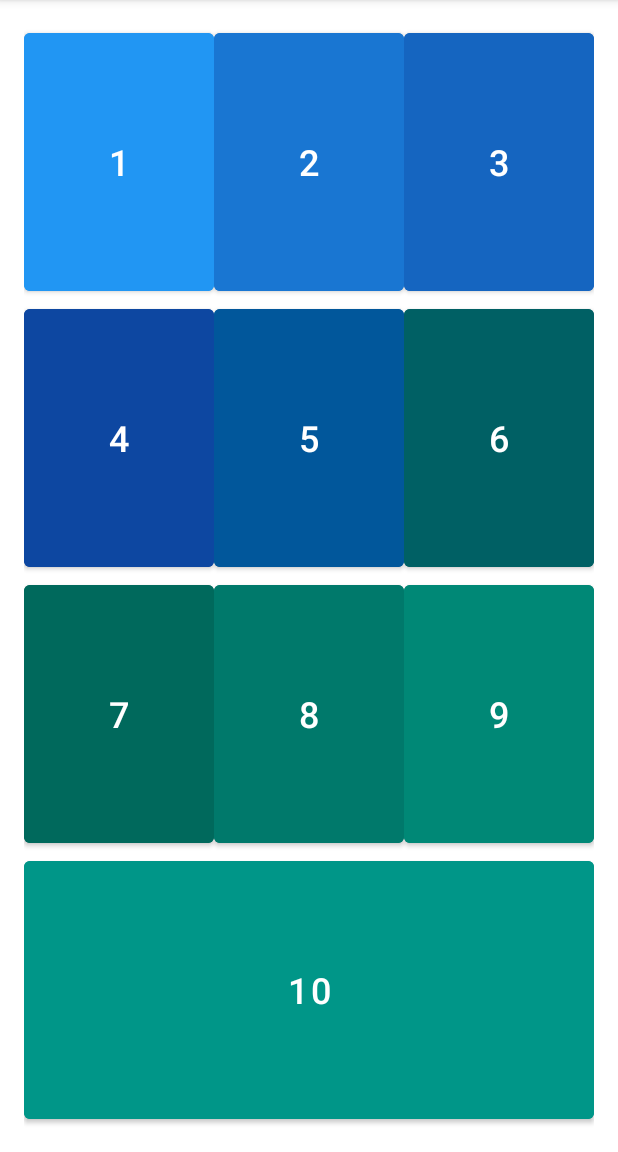
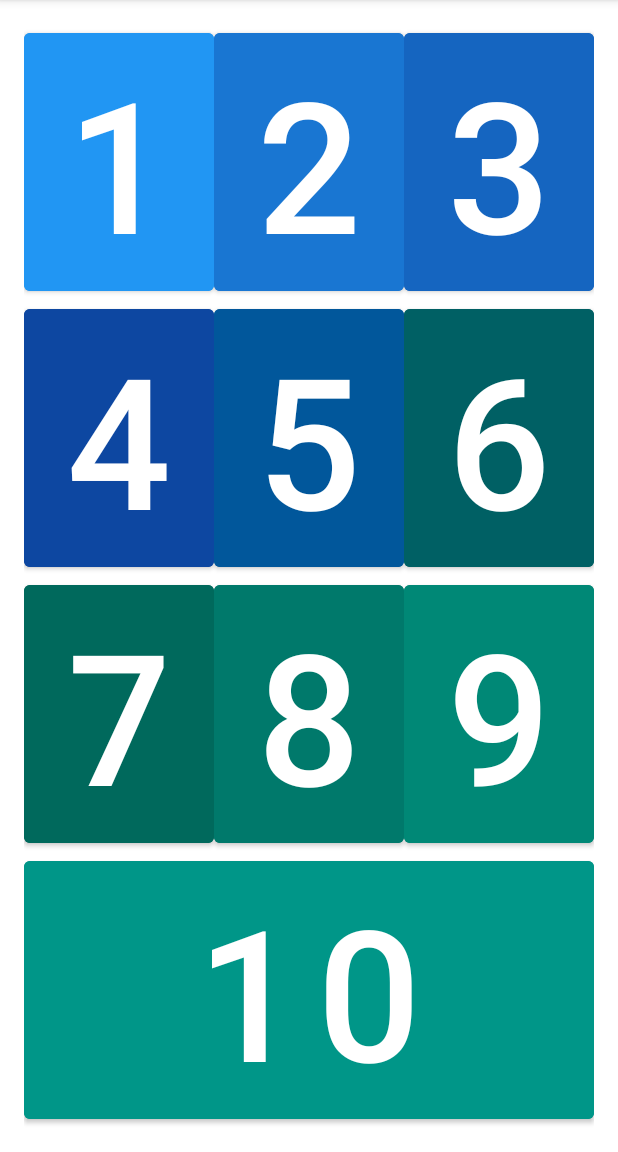
Before and after one commit to hilariocamachomore/MarinaAprendeAMultiplicar, an Android app: the ElegirTablaAprenderActivity screen opened directly, with no data from a screen before it, on a phone screen of 412 x 824 dp, the part 84-1236 px from its top. Run offline under Robolectric (Android 15) with nearby library versions, the light colour scheme and no system bars.

Commit message:
initial commit

```diff
--- a/app/src/main/AndroidManifest.xml
+++ b/app/src/main/AndroidManifest.xml
@@ -17,7 +17,8 @@
             android:exported="false" />
         <activity
             android:name=".AprenderTablaActivity"
-            android:exported="false" />
+            android:exported="false"
+            android:theme="@style/AppTheme.FullScreen" />
         <activity
             android:name=".ElegirTablaAprenderActivity"
             android:exported="true" />
--- a/app/src/main/res/layout/activity_elegir_tabla_aprender.xml
+++ b/app/src/main/res/layout/activity_elegir_tabla_aprender.xml
@@ -8,21 +8,27 @@
 
     <Button
         android:id="@+id/button1"
+        android:layout_rowWeight="1"
+        android:layout_columnWeight="1"
+        android:backgroundTint="@color/blue_1"
         android:text="1"
-        android:textSize="24sp"
-        android:backgroundTint="@color/blue_1"
         android:textColor="@color/white"
-        android:layout_columnWeight="1"
-        android:layout_rowWeight="1"/>
+        android:autoSizeTextType="uniform"
+        android:autoSizeMinTextSize="8sp"
+        android:autoSizeMaxTextSize="200sp"
+        android:autoSizeStepGranularity="2sp"/>
 
     <Button
         android:id="@+id/button2"
         android:text="2"
-        android:textSize="24sp"
         android:backgroundTint="@color/blue_2"
         android:textColor="@color/white"
         android:layout_columnWeight="1"
-        android:layout_rowWeight="1"/>
+        android:layout_rowWeight="1"
+        android:autoSizeTextType="uniform"
+        android:autoSizeMinTextSize="8sp"
+        android:autoSizeMaxTextSize="200sp"
+        android:autoSizeStepGranularity="2sp"/>
 
     <Button
         android:id="@+id/button3"
@@ -31,7 +37,11 @@
         android:backgroundTint="@color/blue_3"
         android:textColor="@color/white"
         android:layout_columnWeight="1"
-        android:layout_rowWeight="1"/>
+        android:layout_rowWeight="1"
+        android:autoSizeTextType="uniform"
+        android:autoSizeMinTextSize="8sp"
+        android:autoSizeMaxTextSize="200sp"
+        android:autoSizeStepGranularity="2sp"/>
 
     <Button
         android:id="@+id/button4"
@@ -40,7 +50,11 @@
         android:backgroundTint="@color/blue_4"
         android:textColor="@color/white"
         android:layout_columnWeight="1"
-        android:layout_rowWeight="1"/>
+        android:layout_rowWeight="1"
+        android:autoSizeTextType="uniform"
+        android:autoSizeMinTextSize="8sp"
+        android:autoSizeMaxTextSize="200sp"
+        android:autoSizeStepGranularity="2sp"/>
 
     <Button
         android:id="@+id/button5"
@@ -49,7 +63,11 @@
         android:backgroundTint="@color/blue_5"
         android:textColor="@color/white"
         android:layout_columnWeight="1"
-        android:layout_rowWeight="1"/>
+        android:layout_rowWeight="1"
+        android:autoSizeTextType="uniform"
+        android:autoSizeMinTextSize="8sp"
+        android:autoSizeMaxTextSize="200sp"
+        android:autoSizeStepGranularity="2sp"/>
 
     <Button
         android:id="@+id/button6"
@@ -58,7 +76,11 @@
         android:backgroundTint="@color/blue_6"
         android:textColor="@color/white"
         android:layout_columnWeight="1"
-        android:layout_rowWeight="1"/>
+        android:layout_rowWeight="1"
+        android:autoSizeTextType="uniform"
+        android:autoSizeMinTextSize="8sp"
+        android:autoSizeMaxTextSize="200sp"
+        android:autoSizeStepGranularity="2sp"/>
 
     <Button
         android:id="@+id/button7"
@@ -67,7 +89,11 @@
         android:backgroundTint="@color/blue_7"
         android:textColor="@color/white"
         android:layout_columnWeight="1"
-        android:layout_rowWeight="1"/>
+        android:layout_rowWeight="1"
+        android:autoSizeTextType="uniform"
+        android:autoSizeMinTextSize="8sp"
+        android:autoSizeMaxTextSize="200sp"
+        android:autoSizeStepGranularity="2sp"/>
 
     <Button
         android:id="@+id/button8"
@@ -76,7 +102,11 @@
         android:backgroundTint="@color/blue_8"
         android:textColor="@color/white"
         android:layout_columnWeight="1"
-        android:layout_rowWeight="1"/>
+        android:layout_rowWeight="1"
+        android:autoSizeTextType="uniform"
+        android:autoSizeMinTextSize="8sp"
+        android:autoSizeMaxTextSize="200sp"
+        android:autoSizeStepGranularity="2sp"/>
 
     <Button
         android:id="@+id/button9"
@@ -85,7 +115,11 @@
         android:backgroundTint="@color/blue_9"
         android:textColor="@color/white"
         android:layout_columnWeight="1"
-        android:layout_rowWeight="1"/>
+        android:layout_rowWeight="1"
+        android:autoSizeTextType="uniform"
+        android:autoSizeMinTextSize="8sp"
+        android:autoSizeMaxTextSize="200sp"
+        android:autoSizeStepGranularity="2sp"/>
 
     <Button
         android:id="@+id/button10"
@@ -95,6 +129,10 @@
         android:textColor="@color/white"
         android:layout_columnWeight="1"
         android:layout_rowWeight="1"
-        android:layout_columnSpan="3" />
+        android:layout_columnSpan="3"
+        android:autoSizeTextType="uniform"
+        android:autoSizeMinTextSize="8sp"
+        android:autoSizeMaxTextSize="200sp"
+        android:autoSizeStepGranularity="2sp"/>
 
 </GridLayout>
--- a/app/src/main/res/values/themes.xml
+++ b/app/src/main/res/values/themes.xml
@@ -13,4 +13,7 @@
         <item name="android:statusBarColor">?attr/colorPrimaryVariant</item>
         <!-- Customize your theme here. -->
     </style>
+    <style name="AppTheme.FullScreen" parent="Theme.AppCompat.Light.NoActionBar">
+        <item name="android:windowFullscreen">true</item>
+    </style>
 </resources>
```
Also changed, not shown: app/src/main/java/com/example/marinaaprendeamultiplicar/AprenderTablaActivity.kt (+53 -16 lines), app/src/main/res/layout/activity_aprender_tabla.xml (+46 -12 lines).
